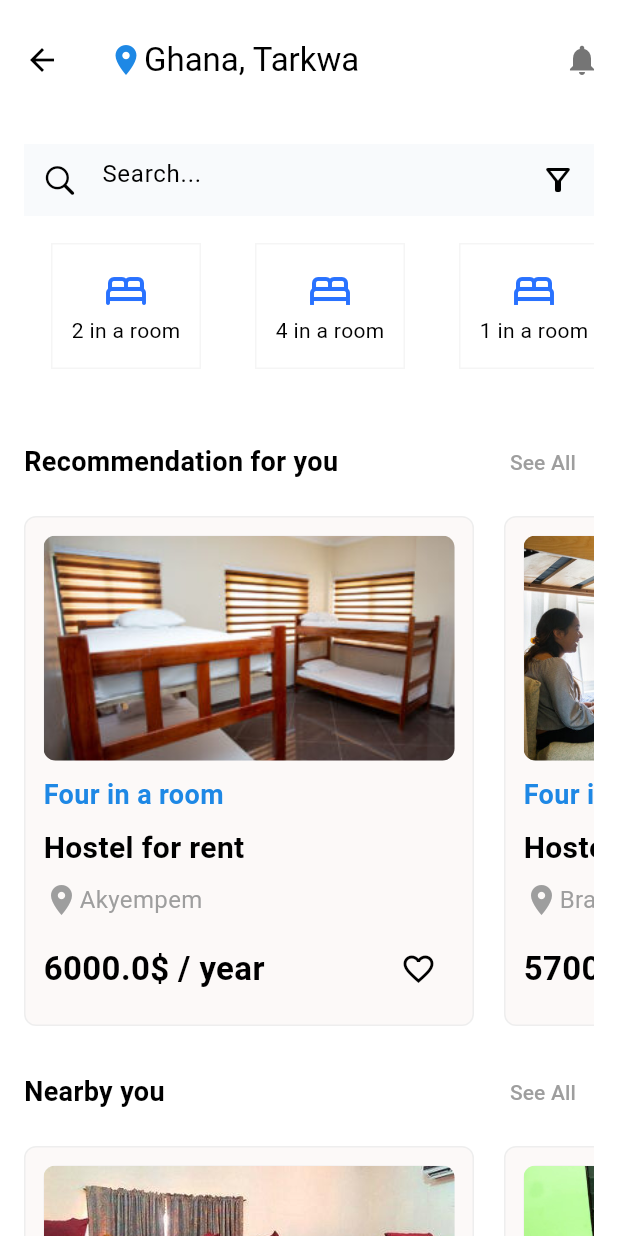
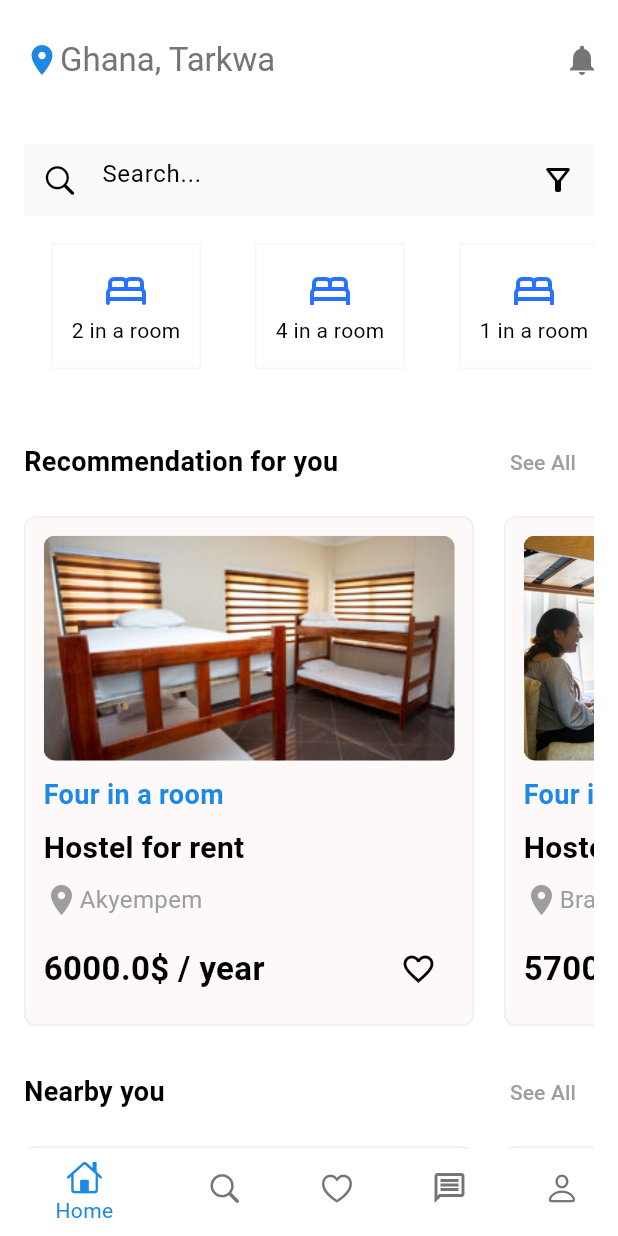
Before and after one commit to Bennerth-gya/tap_to_rent, a Flutter app: the HomeScreen screen opened directly, on a phone screen of 412 x 824 dp. Run offline on Flutter 3.47's test engine with Material 3 defaults, Android fonts, the phone set to English and light mode, and no system bars; our stand-ins replace device_preview, firebase_auth, firebase_core, flutter_bloc; accounts and stored records are empty.

Commit message:
new changes made

```diff
--- a/lib/screens/home_screen.dart
+++ b/lib/screens/home_screen.dart
@@ -1,3 +1,4 @@
+// screens/home_screen.dart
 import 'package:flutter/cupertino.dart';
 import 'package:flutter/material.dart';
 import 'package:tap_to_rent/models/items_model.dart';
@@ -30,7 +31,7 @@
                     Text(
                         "Ghana, Tarkwa",
                         style: TextStyle(
-                        color: Colors.black
+                        color: Colors.grey.shade600,
                     ),)
                     ],
                     ),
--- a/pubspec.yaml
+++ b/pubspec.yaml
@@ -37,7 +37,7 @@
   firebase_core: ^4.1.0
   firebase_auth: ^6.0.2
   flutter_bloc: ^9.1.1
-
+  device_preview: ^1.2.0
 dev_dependencies:
   flutter_test:
     sdk: flutter
```
Also changed, not shown: lib/main.dart (+15 -1 lines), pubspec.lock, 1 other file.
